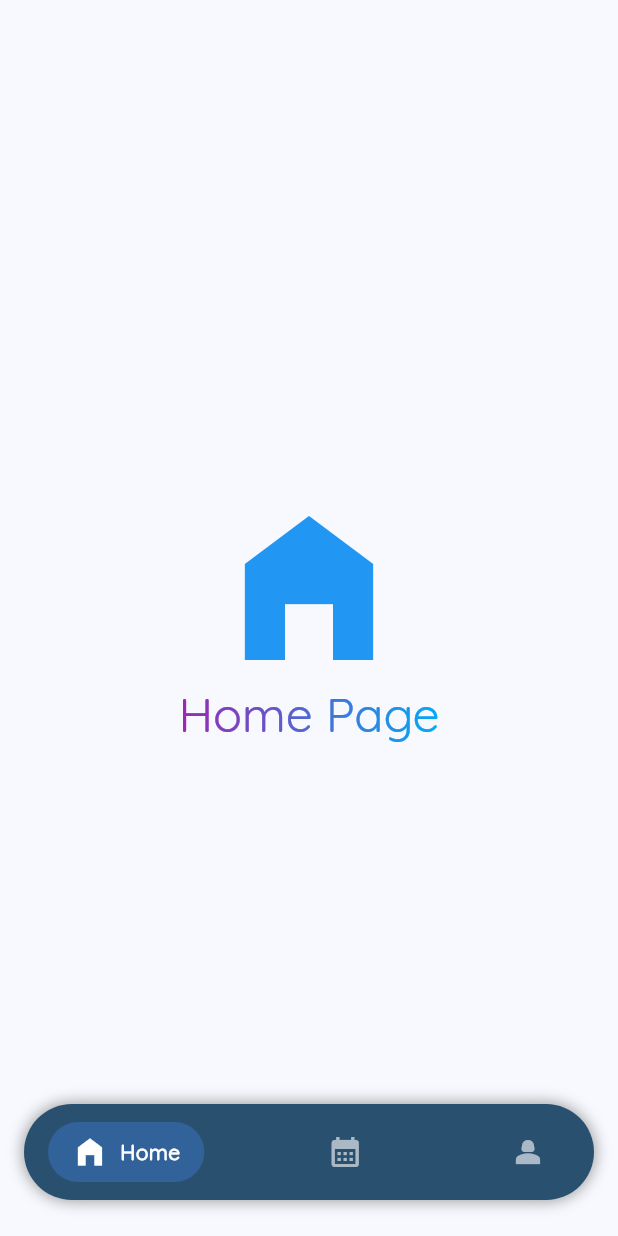
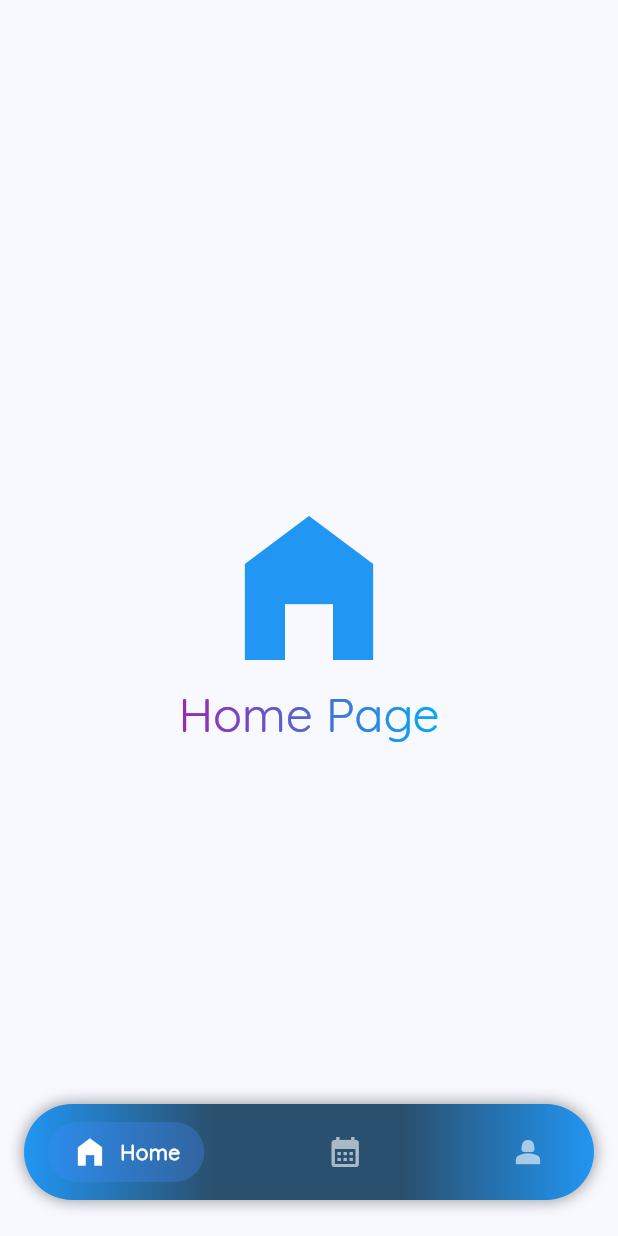
Before and after one commit to HashfiHazazi/Interceptor-Learn, a Flutter app: the BottomNavPage screen opened by its route, on a phone screen of 412 x 824 dp. Run offline on Flutter 3.47's test engine with Material 3 defaults, Android fonts, the phone set to English and light mode, and no system bars; drawn by our look-alikes of google_nav_bar, simple_gradient_text; our stand-ins replace bloc, dio, flutter_bloc, lottie, pretty_dio_logger, shared_preferences; accounts and stored records are empty.

Commit message:
Commit again

```diff
--- a/lib/src/features/bottom_nav/presentation/widgets/bottom_nav_page.dart
+++ b/lib/src/features/bottom_nav/presentation/widgets/bottom_nav_page.dart
@@ -37,7 +37,9 @@ class BottomNavPage extends StatelessWidget {
             margin: const EdgeInsets.only(right: 16, left: 16, bottom: 24),
             decoration: BoxDecoration(
               borderRadius: BorderRadiusDirectional.circular(48),
-              color: navColor,
+              gradient: LinearGradient(
+                colors: [Colors.blue,navColor, navColor,Colors.blue],
+              ),
               boxShadow: [
                 BoxShadow(
                   color: Colors.grey.withOpacity(1),
```
